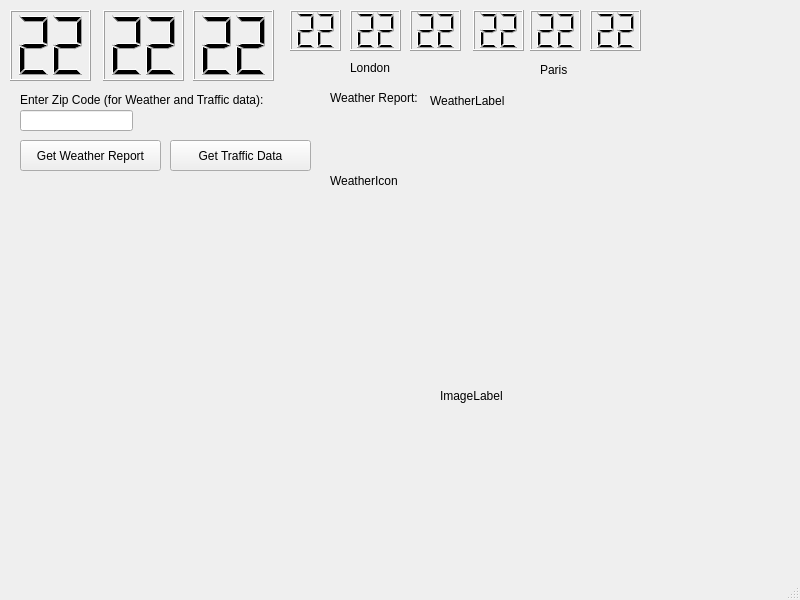
Before: the Qt Designer form mainwindow.ui in JMielbrecht-Class-Projects/Lab4_CSC3220_Mielbrecht-Banks, drawn with Qt 5.
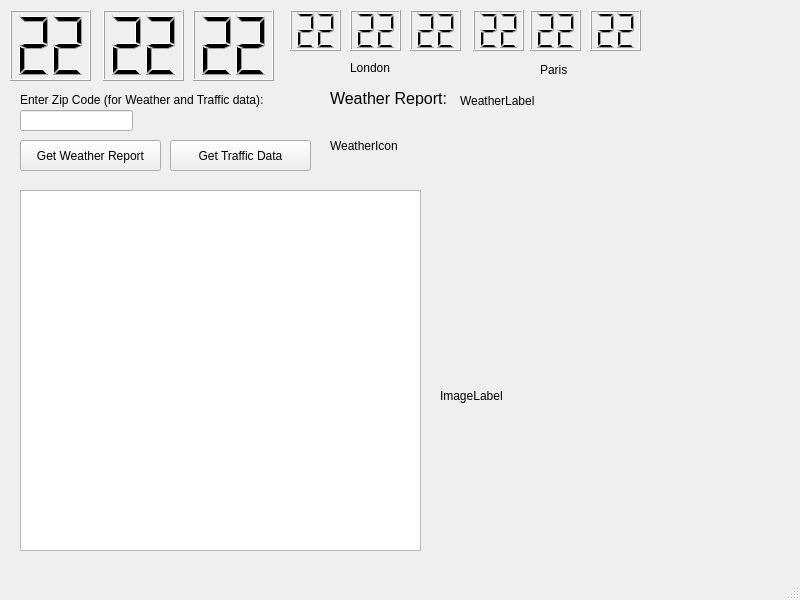
After: the same form once the commit is applied.

Patch:
```diff
--- a/mainwindow.ui
+++ b/mainwindow.ui
@@ -101,7 +101,7 @@
    <widget class="QLabel" name="weatherLabel">
     <property name="geometry">
      <rect>
-      <x>430</x>
+      <x>460</x>
       <y>90</y>
       <width>281</width>
       <height>21</height>
@@ -128,9 +128,9 @@
     <property name="geometry">
      <rect>
       <x>330</x>
-      <y>120</y>
-      <width>141</width>
-      <height>121</height>
+      <y>110</y>
+      <width>91</width>
+      <height>71</height>
      </rect>
     </property>
     <property name="text">
@@ -277,14 +277,56 @@
      <rect>
       <x>330</x>
       <y>90</y>
-      <width>101</width>
+      <width>131</width>
       <height>16</height>
      </rect>
     </property>
+    <property name="font">
+     <font>
+      <pointsize>12</pointsize>
+     </font>
+    </property>
     <property name="text">
      <string>Weather Report: </string>
     </property>
    </widget>
+   <widget class="QTableView" name="tableView">
+    <property name="geometry">
+     <rect>
+      <x>20</x>
+      <y>190</y>
+      <width>401</width>
+      <height>361</height>
+     </rect>
+    </property>
+    <property name="autoFillBackground">
+     <bool>true</bool>
+    </property>
+    <property name="sizeAdjustPolicy">
+     <enum>QAbstractScrollArea::AdjustToContents</enum>
+    </property>
+    <property name="showGrid">
+     <bool>true</bool>
+    </property>
+    <attribute name="horizontalHeaderVisible">
+     <bool>false</bool>
+    </attribute>
+    <attribute name="horizontalHeaderMinimumSectionSize">
+     <number>35</number>
+    </attribute>
+    <attribute name="horizontalHeaderDefaultSectionSize">
+     <number>200</number>
+    </attribute>
+    <attribute name="horizontalHeaderHighlightSections">
+     <bool>true</bool>
+    </attribute>
+    <attribute name="horizontalHeaderStretchLastSection">
+     <bool>true</bool>
+    </attribute>
+    <attribute name="verticalHeaderCascadingSectionResizes">
+     <bool>true</bool>
+    </attribute>
+   </widget>
   </widget>
   <widget class="QMenuBar" name="menubar">
    <property name="geometry">
```
